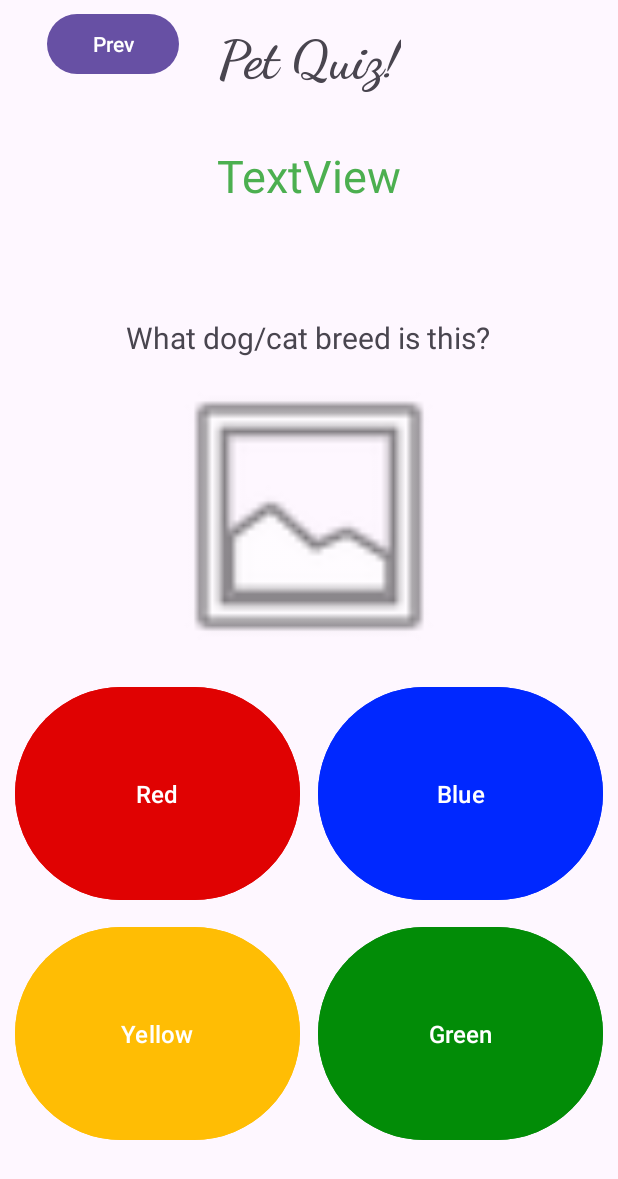
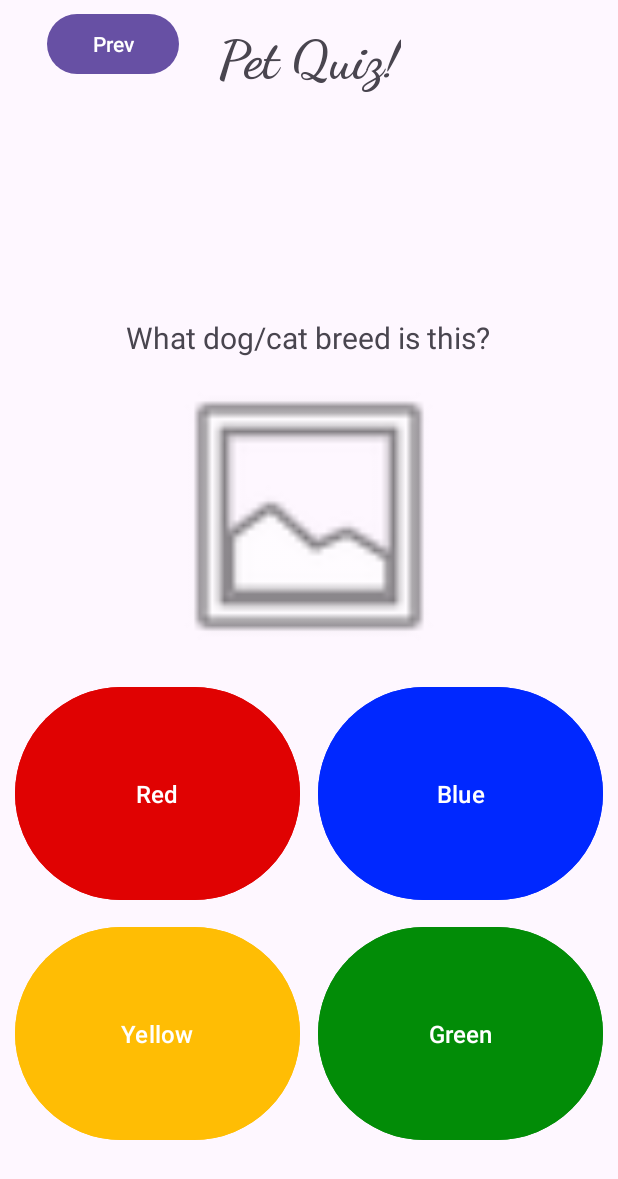
Before and after one commit to Lissiola/Paws_and_Learn, an Android app: the screen it shows after launch (QuizActivity), on a phone screen of 412 x 824 dp. Shown: the top 1179 px of the screen. Run offline under Robolectric (Android 15) with nearby library versions, the phone set to English and light mode, and no system bars; our stand-ins replace Picasso, Volley; network calls fail; pictures from the network do not load; Roboto replaces fonts that are not available here.

Commit message:
Merge remote-tracking branch 'origin/AlainasBranch' into AlainasBranch

```diff
--- a/app/src/main/java/com/example/pawsandlearn/QuizActivity.java
+++ b/app/src/main/java/com/example/pawsandlearn/QuizActivity.java
@@ -220,6 +220,10 @@ public class QuizActivity extends AppCompatActivity {
         }
     }
 
+    private void prevClick(View v){
+        finish();
+    }
+
     /*
     private void yellowClick(View v){
         checkAnswer(multChoice[2], name);
--- a/app/src/main/res/layout/activity_quiz.xml
+++ b/app/src/main/res/layout/activity_quiz.xml
@@ -43,6 +43,7 @@
             android:layout_height="wrap_content"
             android:layout_marginStart="5dp"
             android:layout_marginTop="5dp"
+            android:onClick="prevClick"
             android:text="Prev"
             app:layout_constraintEnd_toStartOf="@+id/txtPetQuiz"
             app:layout_constraintStart_toStartOf="parent"
@@ -114,8 +115,7 @@
             android:id="@+id/txtResult"
             android:layout_width="wrap_content"
             android:layout_height="wrap_content"
-            android:layout_marginTop="35dp"
-            android:text="TextView"
+            android:layout_marginTop="40dp"
             android:textColor="#4CAF50"
             android:textSize="30sp"
             app:layout_constraintEnd_toEndOf="parent"
```
